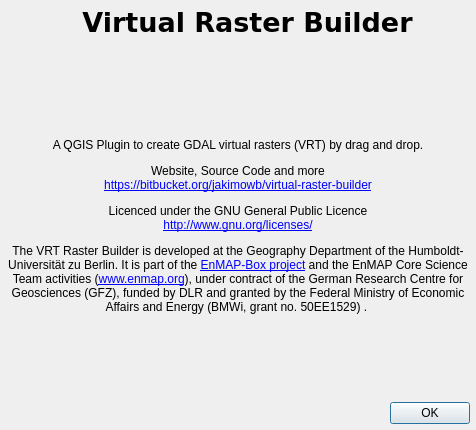
Before: the Qt Designer form vrtbuilder/ui/about.ui in jakimowb/virtual-raster-builder, drawn with Qt 5.
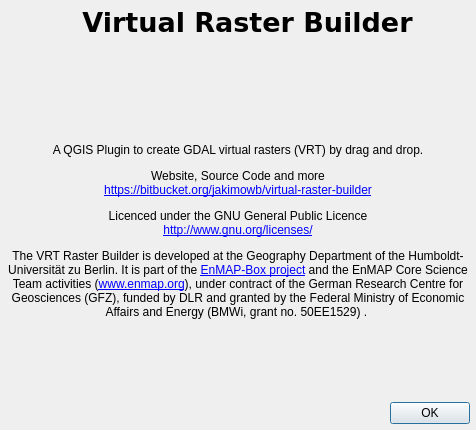
After: the same form once the commit is applied. Icons and pictures are not drawn.

Diff of the .ui file:
```diff
--- a/vrtbuilder/ui/about.ui
+++ b/vrtbuilder/ui/about.ui
@@ -182,7 +182,7 @@
       <number>2</number>
      </property>
      <property name="topMargin">
-      <number>10</number>
+      <number>0</number>
      </property>
      <item>
       <widget class="QLabel" name="logoGFZ">
```
Left out of the diff: 24 changed lines with no effect on the pictures.
